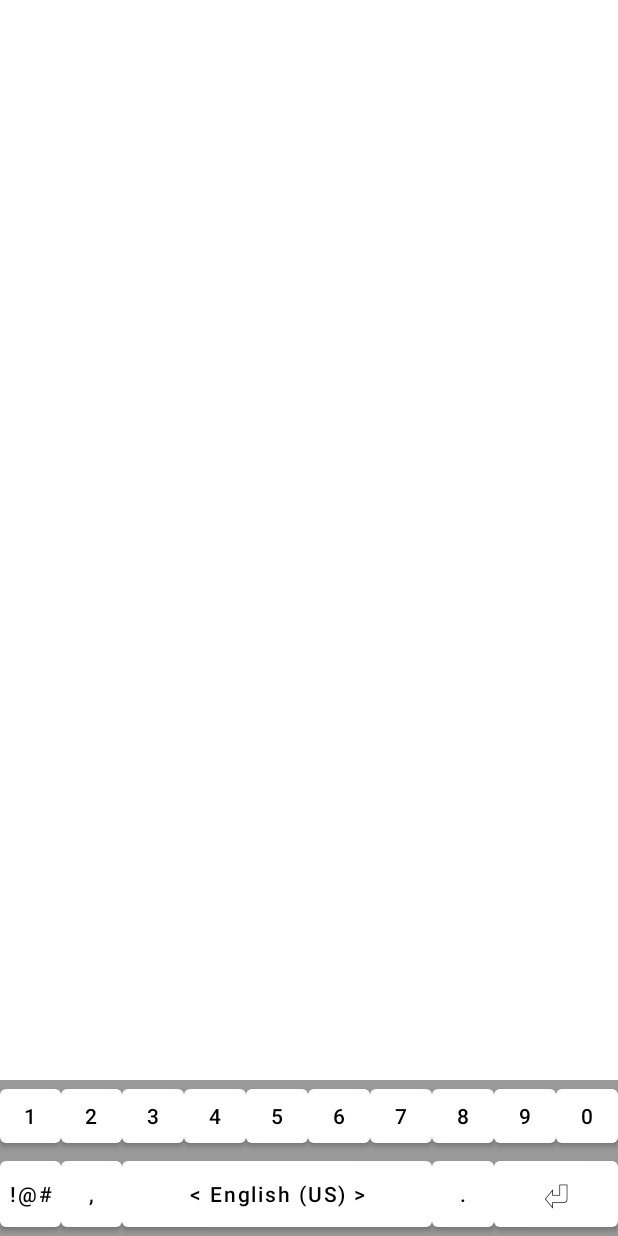
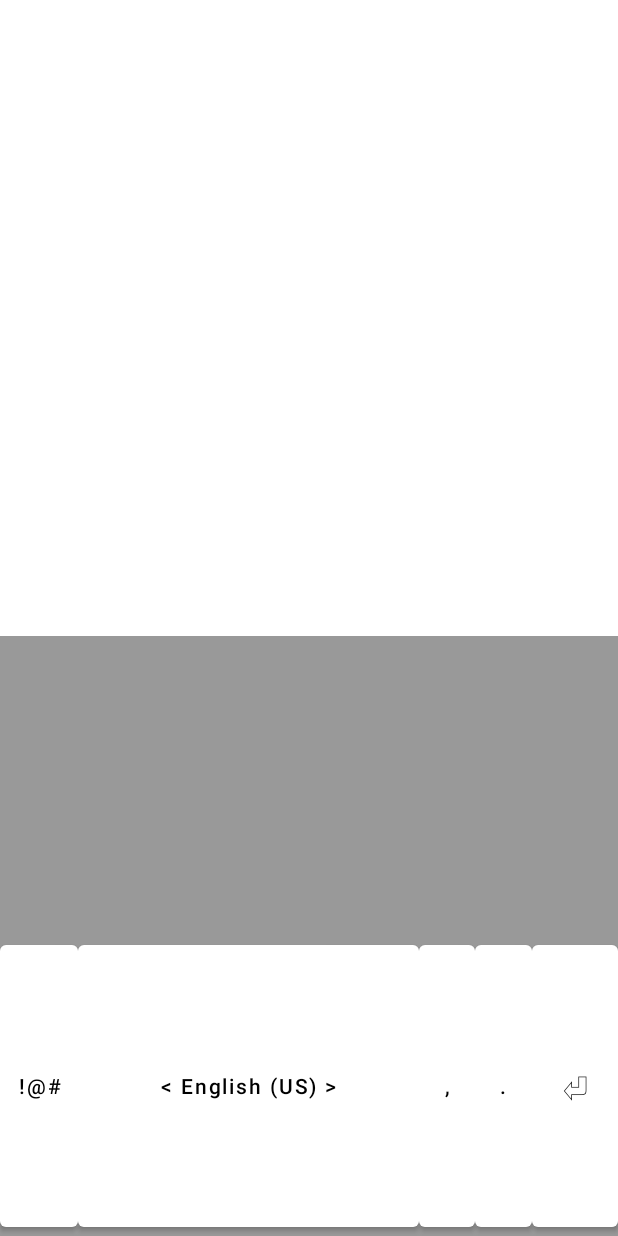
Before and after one commit to kaismic/Custom-Layout-Keyboard-for-Android, an Android app: the layout main_layout.xml on its own in the app's theme, with its tools: preview values and no code run, on a phone screen of 412 x 824 dp. Run offline under Robolectric (Android 15) with nearby library versions, the phone set to English and light mode, and no system bars.

```diff
--- a/app/src/main/java/com/soobakjonmat/colemakbasedkeyboard/KeyboardSetting.kt
+++ b/app/src/main/java/com/soobakjonmat/colemakbasedkeyboard/KeyboardSetting.kt
@@ -1,7 +1,12 @@
 package com.soobakjonmat.colemakbasedkeyboard
 
 import android.app.Activity
+import android.graphics.Color
 import android.os.Bundle
+import android.text.Spannable
+import android.text.SpannableString
+import android.text.style.ForegroundColorSpan
+import android.widget.TextView
 
 class KeyboardSetting : Activity() {
     override fun onCreate(savedInstanceState: Bundle?) {
--- a/app/src/main/res/layout/control_row.xml
+++ b/app/src/main/res/layout/control_row.xml
@@ -2,9 +2,9 @@
 <LinearLayout
     xmlns:android="http://schemas.android.com/apk/res/android"
     android:layout_width="match_parent"
-    android:layout_height="@dimen/control_row_height"
+    android:layout_height="0dp"
+    android:layout_weight="1"
     android:gravity="center">
-
     <Button
         android:id="@+id/special_key"
         android:layout_width="0dp"
@@ -13,15 +13,6 @@
         android:padding="0dp"
         android:text="!@#"
         android:textAllCaps="false"
-        />
-    <Button
-        android:id="@+id/comma"
-        android:layout_width="0dp"
-        android:layout_weight="@dimen/comma_key_weight"
-        android:layout_height="match_parent"
-        android:textAllCaps="false"
-        android:padding="0dp"
-        android:text=","
         />
     <Button
         android:id="@+id/spacebar"
@@ -33,14 +24,40 @@
         android:text="@string/spacebar_text_english"
         />
     <Button
+        android:id="@+id/comma"
+        android:layout_width="0dp"
+        android:layout_weight="@dimen/comma_key_weight"
+        android:layout_height="match_parent"
+        android:textAllCaps="false"
+        android:padding="0dp"
+        android:text=","
+        />
+<!--    <RelativeLayout-->
+<!--        android:layout_width="0dp"-->
+<!--        android:layout_weight="@dimen/full_stop_weight"-->
+<!--        android:layout_height="match_parent">-->
+<!--        <Button-->
+<!--            android:id="@+id/full_stop"-->
+<!--            android:layout_width="match_parent"-->
+<!--            android:layout_height="match_parent"-->
+<!--            android:textAllCaps="false"-->
+<!--            android:padding="0dp"-->
+<!--            android:text="."/>-->
+<!--        <ImageView-->
+<!--            android:layout_width="match_parent"-->
+<!--            android:layout_height="match_parent"-->
+<!--            android:layout_alignParentBottom="true"-->
+<!--            android:src="@drawable/keyboard_icon_1"-->
+<!--            android:elevation="3dp"/>-->
+<!--    </RelativeLayout>-->
+    <Button
         android:id="@+id/full_stop"
         android:layout_width="0dp"
         android:layout_weight="@dimen/full_stop_weight"
         android:layout_height="match_parent"
         android:textAllCaps="false"
         android:padding="0dp"
-        android:text="."
-        />
+        android:text="."/>
     <Button
         android:id="@+id/return_key"
         android:layout_width="0dp"
--- a/app/src/main/res/layout/main_layout.xml
+++ b/app/src/main/res/layout/main_layout.xml
@@ -1,10 +1,16 @@
 <?xml version="1.0" encoding="utf-8"?>
 <LinearLayout xmlns:android="http://schemas.android.com/apk/res/android"
     android:layout_width="match_parent"
-    android:layout_height="wrap_content"
+    android:layout_height="400dp"
     android:layout_gravity="bottom"
     android:orientation="vertical"
     android:background="#999">
-    <include layout="@layout/number_row" android:id="@+id/number_row"/>
+    <LinearLayout
+        android:id="@+id/number_row"
+        android:layout_width="match_parent"
+        android:layout_height="0dp"
+        android:layout_weight="1"
+        android:gravity="center"
+        android:orientation="horizontal"/>
     <include layout="@layout/control_row" android:id="@+id/control_row"/>
 </LinearLayout>
--- a/app/src/main/res/layout/number_row.xml
+++ /dev/null
@@ -1,104 +0,0 @@
-<?xml version="1.0" encoding="utf-8"?>
-<LinearLayout xmlns:android="http://schemas.android.com/apk/res/android"
-    xmlns:tools="http://schemas.android.com/tools"
-    android:layout_width="match_parent"
-    android:layout_height="@dimen/common_row_height"
-    android:gravity="center"
-    tools:ignore="HardcodedText">
-    <Button
-        android:id="@+id/key_1"
-        android:layout_width="0dp"
-        android:layout_weight="1"
-        android:layout_height="match_parent"
-        android:padding="0dp"
-        android:text="1"
-        android:textAllCaps="false"
-        />
-    <Button
-        android:id="@+id/key_2"
-        android:layout_width="0dp"
-        android:layout_weight="1"
-        android:layout_height="match_parent"
-        android:textAllCaps="false"
-        android:padding="0dp"
-
-        android:text="2"
-        />
-    <Button
-        android:id="@+id/key_3"
-        android:layout_width="0dp"
-        android:layout_weight="1"
-        android:layout_height="match_parent"
-        android:textAllCaps="false"
-        android:padding="0dp"
-
-        android:text="3"
-        />
-    <Button
-        android:id="@+id/key_4"
-        android:layout_width="0dp"
-        android:layout_weight="1"
-        android:layout_height="match_parent"
-        android:textAllCaps="false"
-        android:padding="0dp"
-
-        android:text="4"
-        />
-    <Button
-        android:id="@+id/key_5"
-        android:layout_width="0dp"
-        android:layout_weight="1"
-        android:layout_height="match_parent"
-        android:textAllCaps="false"
-        android:padding="0dp"
-
-        android:text="5"
-        />
-    <Button
-        android:id="@+id/key_6"
-        android:layout_width="0dp"
-        android:layout_weight="1"
-        android:layout_height="match_parent"
-        android:textAllCaps="false"
-        android:padding="0dp"
-
-        android:text="6"
-        />
-    <Button
-        android:id="@+id/key_7"
-        android:layout_width="0dp"
-        android:layout_weight="1"
-        android:layout_height="match_parent"
-        android:textAllCaps="false"
-        android:padding="0dp"
-
-        android:text="7"
-        />
-    <Button
-        android:id="@+id/key_8"
-        android:layout_width="0dp"
-        android:layout_weight="1"
-        android:layout_height="match_parent"
-        android:textAllCaps="false"
-        android:padding="0dp"
-
-        android:text="8"/>
-    <Button
-        android:id="@+id/key_9"
-        android:layout_width="0dp"
-        android:layout_weight="1"
-        android:layout_height="match_parent"
-        android:textAllCaps="false"
-        android:padding="0dp"
-
-        android:text="9"/>
-    <Button
-        android:id="@+id/key_0"
-        android:layout_width="0dp"
-        android:layout_weight="1"
-        android:layout_height="match_parent"
-        android:textAllCaps="false"
-        android:padding="0dp"
-
-        android:text="0"/>
-</LinearLayout>
--- a/app/src/main/res/values/colors.xml
+++ b/app/src/main/res/values/colors.xml
@@ -14,5 +14,5 @@
     <color name="dark_theme_subtext">#8C8C8C</color>
 
     <color name="light_theme_bg">#EDF0F0</color>
-    <color name="light_theme_subtext">#D4D4D4</color>
+    <color name="light_theme_subtext">#737373</color>
 </resources>
--- a/app/src/main/res/values/dimensions.xml
+++ b/app/src/main/res/values/dimensions.xml
@@ -3,18 +3,13 @@
     <dimen name="caps_lock_weight">1.2</dimen>
     <dimen name="backspace_weight">1.3</dimen>
 
-    <dimen name="special_key_weight">1</dimen>
+    <dimen name="special_key_weight">1.39</dimen>
     <dimen name="comma_key_weight">1</dimen>
-    <dimen name="spacebar_weight">5</dimen>
+    <dimen name="spacebar_weight">6</dimen>
     <dimen name="full_stop_weight">1</dimen>
-    <dimen name="return_key_weight">2</dimen>
+    <dimen name="return_key_weight">1.5</dimen>
 
     <dimen name="common_key_text_size">18sp</dimen>
     <dimen name="spacebar_text_size">16sp</dimen>
     <dimen name="return_key_text_size">24sp</dimen>
-
-    <dimen name="common_row_height">48dp</dimen>
-    <dimen name="control_row_height">56dp</dimen>
-
-    <dimen name="english_letter_text_size">20</dimen>
 </resources>
```
Also changed, not shown: app/src/main/java/com/soobakjonmat/colemakbasedkeyboard/MainActivity.kt (+132 -83 lines), app/src/main/java/com/soobakjonmat/colemakbasedkeyboard/keyboard_language_layouts/EnglishLayout.kt (+80 -66 lines), app/src/main/java/com/soobakjonmat/colemakbasedkeyboard/keyboard_language_layouts/HangulAssembler.kt (+12 -11 lines), app/src/main/java/com/soobakjonmat/colemakbasedkeyboard/keyboard_language_layouts/KoreanLayout.kt (+113 -46 lines).
